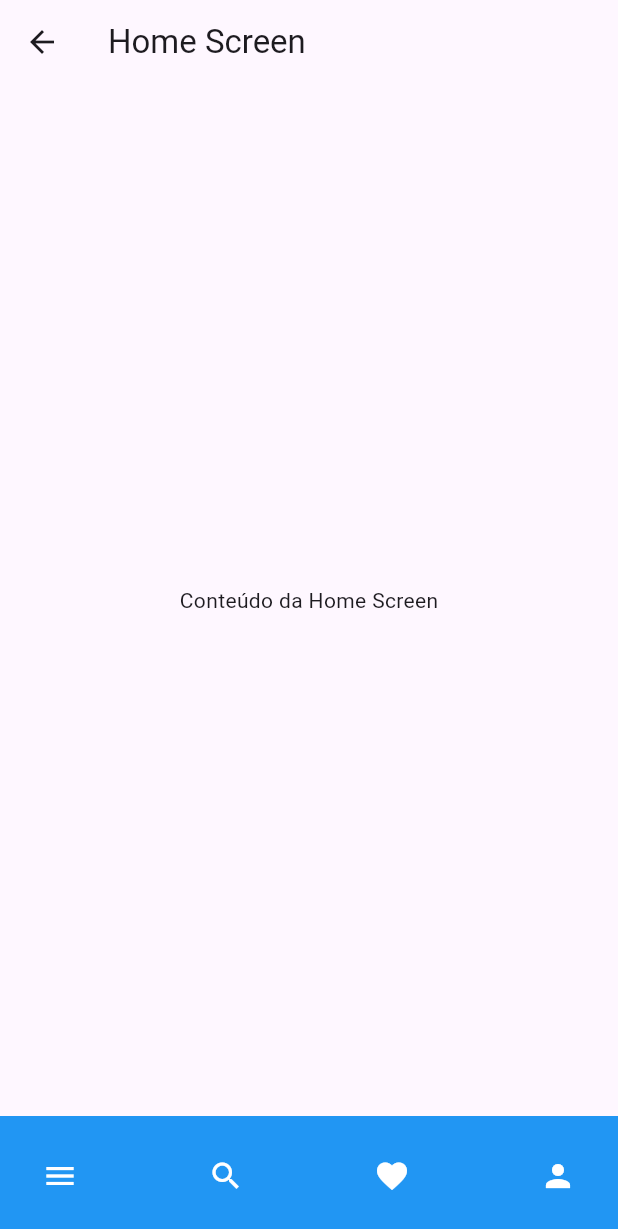
After one commit to KaueFulgencio/HelloWorld_Flutter, a Flutter app: the HomeScreen screen opened directly, item 4 of the bottom bar chosen, after a tap on "Confirmar", on a phone screen of 412 x 824 dp. The commit adds this screen. Shown: the top 1229 px of the screen. Run offline on Flutter 3.47's test engine with Material 3 defaults, Android fonts, the phone set to English and light mode, and no system bars.

Commit message:
Navegação entre as telas

```diff
--- /dev/null
+++ b/lib/screens/home_screen.dart
@@ -0,0 +1,29 @@
+import 'package:flutter/material.dart';
+import 'package:primeira_aplicacao/widgets/demo_bottom_app_bar.dart';
+import 'dados.dart'; // Importe a tela de dados aqui
+
+class HomeScreen extends StatelessWidget {
+  const HomeScreen({Key? key}) : super(key: key);
+
+  @override
+  Widget build(BuildContext context) {
+    return Scaffold(
+      appBar: AppBar(
+        title: const Text('Home Screen'),
+      ),
+      body: const Center(
+        child: Text('Conteúdo da Home Screen'),
+      ),
+      bottomNavigationBar: DemoBottomAppBar(
+        fabLocation: FloatingActionButtonLocation.centerDocked,
+        shape: const CircularNotchedRectangle(),
+        onIconPressed: () {
+          Navigator.push(
+            context,
+            MaterialPageRoute(builder: (context) => DadosUsuario()),
+          );
+        },
+      ),
+    );
+  }
+}
--- a/lib/screens/main_screen.dart
+++ b/lib/screens/main_screen.dart
@@ -12,7 +12,6 @@ class _MainScreenState extends State<MainScreen> {
   int _currentIndex = 0;
   final List<Widget> _screens = [
   DadosUsuario(),
-  // OutraTela(),
 ];
 
 
--- a/lib/widgets/custom_text_fields.dart
+++ b/lib/widgets/custom_text_fields.dart
@@ -1,4 +1,5 @@
 import 'package:flutter/material.dart';
+import 'package:primeira_aplicacao/screens/home_screen.dart';
 
 class CustomTextFields extends StatelessWidget {
   final TextEditingController nameController;
@@ -38,6 +39,25 @@ class CustomTextFields extends StatelessWidget {
           ),
           keyboardType: TextInputType.number,
         ),
+        const SizedBox(height: 40),
+        ElevatedButton(
+        onPressed: () {
+          final String name = nameController.text;
+          final String surname = surnameController.text;
+          final String password = passwordController.text;
+
+          print('Nome: $name, Sobrenome: $surname, Senha: $password');
+
+          Navigator.push(
+            context,
+            MaterialPageRoute(builder: (context) => HomeScreen()),
+          );
+        },
+        style: ElevatedButton.styleFrom(
+          foregroundColor: Colors.white, backgroundColor: Colors.purple,
+        ),
+        child: const Text('Confirmar'),
+      ),
       ],
     );
   }
```
